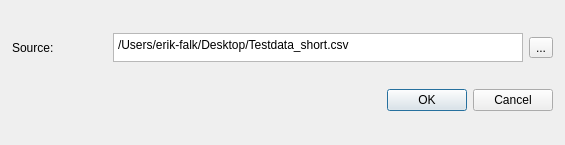
Before: the Qt Designer form addfile.ui in erikfalk/SAM_Sensorauswertung, drawn with Qt 5.
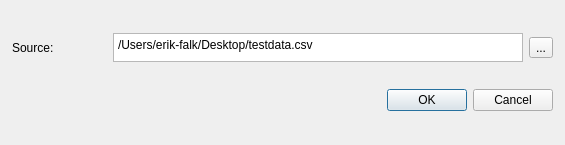
After: the same form once the commit is applied.

```diff
--- a/addfile.ui
+++ b/addfile.ui
@@ -65,7 +65,7 @@
          </size>
         </property>
         <property name="plainText">
-         <string>/Users/erik-falk/Desktop/Testdata_short.csv</string>
+         <string>/Users/erik-falk/Desktop/testdata.csv</string>
         </property>
        </widget>
       </item>
```
